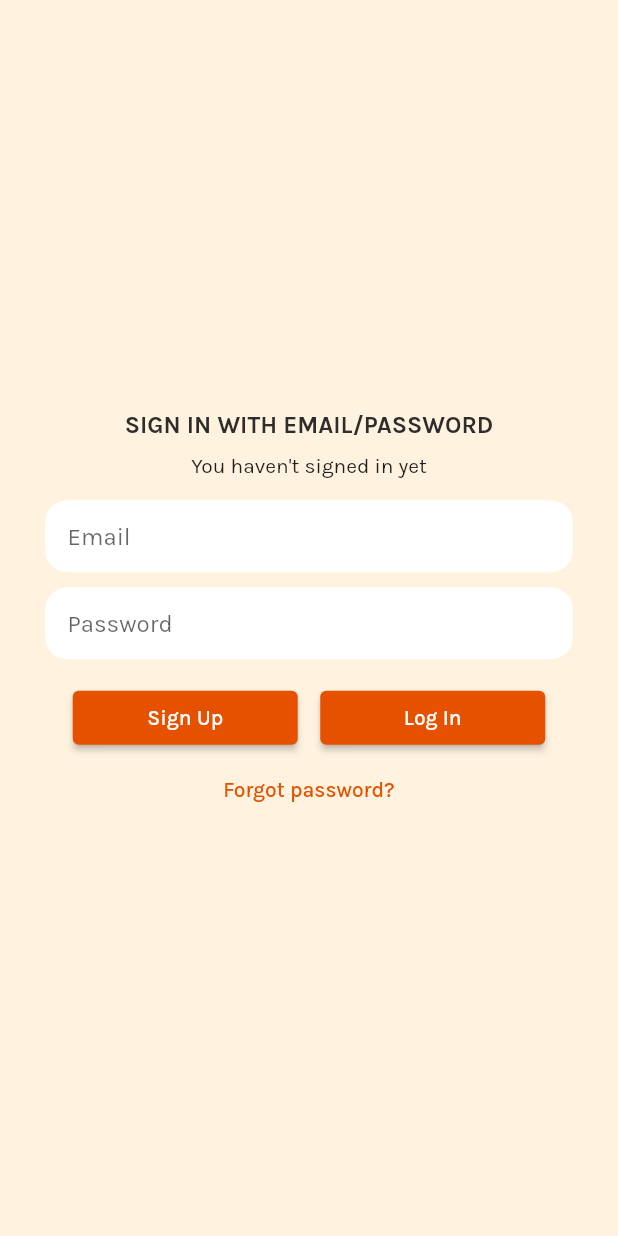
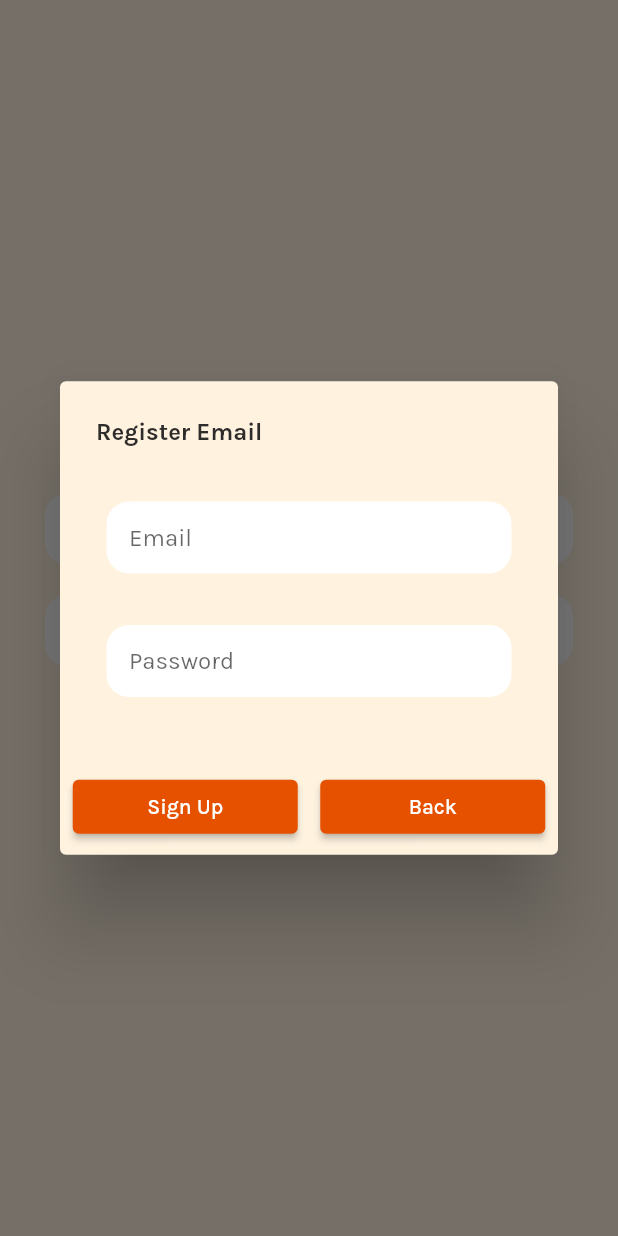
Before and after one commit to fesaworld/flutter_firebase_auth_crud_firestore, a Flutter app: the LoginEmailView screen opened directly, after a tap on "Sign Up", on a phone screen of 412 x 824 dp. Run offline on Flutter 3.47's test engine with Material 2 defaults, Android fonts, the phone set to English and light mode, and no system bars; our stand-ins replace firebase_auth, firebase_core, get, google_fonts; accounts and stored records are empty.

Commit message:
feat(login_email): make function to login with email
make function to signup, sign in & reset password with email & password

```diff
--- a/lib/screen/login/email/loginEmail_controller.dart
+++ b/lib/screen/login/email/loginEmail_controller.dart
@@ -2,14 +2,17 @@ import 'dart:core';
 
 import 'package:firebase_auth/firebase_auth.dart';
 import 'package:flutter/cupertino.dart';
+import 'package:flutter/material.dart';
 import 'package:flutter_firebase_auth_crud_firestore/screen/mainpage/mainpage_view.dart';
 import 'package:get/get.dart';
 
 import '../../../base/base_controller.dart';
+import '../../../widget/dialog/signin_dialog_widget.dart';
 
 class LoginEmailController extends BaseController{
   final emailController = TextEditingController();
   final passwordController = TextEditingController();
+  final formKey = GlobalKey<FormState>();
 
   @override
   void onInit() {
@@ -25,19 +28,92 @@ class LoginEmailController extends BaseController{
     passwordController.dispose();
   }
 
-  void signupDialog() {
+  Future<void> signupDialog() async {
+    List data = await Get.dialog(
+        barrierDismissible: false,
+        SigninDialogWidget()
+    );
 
+    if (data.length > 0){
+      signup(email: data[0], password: data[1]);
+    }
   }
 
   Future signup({required String email, required String password}) async {
+    try {
+      await FirebaseAuth.instance.createUserWithEmailAndPassword(
+          email: email,
+          password: password
+      );
 
+      showSnackbar(
+          title: 'Success',
+          subTitle: 'User has been created'
+      );
+    }
+    on FirebaseException catch (e) {
+      print(e.message);
+      showSnackbar(
+          title: 'Error',
+          subTitle: e.message
+      );
+    }
   }
 
   Future login({required String email, required String password}) async {
+    try {
+      await FirebaseAuth.instance.signInWithEmailAndPassword(
+          email: email,
+          password: password
+      );
 
+      Get.offAll(const MainpageView());
+    }
+    on FirebaseException catch (e) {
+      print(e.message);
+      showSnackbar(
+          title: 'Error',
+          subTitle: e.message
+      );
+    }
   }
 
-  void forgot({required String email}) {
+  Future forgot({required String email}) async {
+    try {
+      if(email.isNotEmpty){
+        await FirebaseAuth.instance.sendPasswordResetEmail(
+          email: email,
+        );
 
+        showSnackbar(
+            title: 'Success',
+            subTitle: 'Password reset email has been sent '
+        );
+      }else{
+        showSnackbar(
+            title: 'Error',
+            subTitle: 'Email cannot be empty'
+        );
+      }
+    }
+    on FirebaseException catch (e) {
+      print(e.message);
+      showSnackbar(
+          title: 'Error',
+          subTitle: e.message
+      );
+    }
+  }
+
+  void showSnackbar({required String title, required subTitle,}){
+    Get.snackbar(
+      title,
+      subTitle,
+      margin: EdgeInsets.symmetric(vertical: 5, horizontal: 5),
+      icon: const Icon(Icons.warning, color: Colors.white),
+      snackPosition: SnackPosition.BOTTOM,
+      backgroundColor: Colors.green,
+      duration: Duration(seconds: 5)
+    );
   }
 }
--- a/lib/screen/login/email/loginEmail_view.dart
+++ b/lib/screen/login/email/loginEmail_view.dart
@@ -16,6 +16,8 @@ class LoginEmailView extends StatelessWidget {
             backgroundColor: Colors.orange.shade50,
             body: SafeArea(
                 child: Center(
+              child: Form(
+                key: controller.formKey,
                 child: Column(
                   mainAxisAlignment: MainAxisAlignment.center,
                   children: [
@@ -30,13 +32,24 @@ class LoginEmailView extends StatelessWidget {
                       decoration: BoxDecoration(
                           color: Colors.white,
                           borderRadius: BorderRadius.circular(15)),
-                    child: TextField(
+                      child: TextFormField(
+                        validator: (email){
+                          if (email!.isEmpty) {
+                            return "Email cannot be empty";
+                          }else if(!RegExp(
+                              r"^[a-zA-Z0-9.a-zA-Z0-9.!#$%&'*+-/=?^_`{|}~]+@[a-zA-Z0-9]+\.[a-zA-Z]+")
+                              .hasMatch(email)) {
+                            return "Email is invalid";
+                          }
+                          return null;
+                        },
                         controller: controller.emailController,
                         cursorColor: Colors.orange,
                         decoration: const InputDecoration(
                             border: InputBorder.none, hintText: 'Email'),
                       ),
                     ),
+                    SizedBox(height: 10,),
                     Container(
                       margin: const EdgeInsets.fromLTRB(30, 0, 30, 15),
                       padding:
@@ -44,7 +57,15 @@ class LoginEmailView extends StatelessWidget {
                       decoration: BoxDecoration(
                           color: Colors.white,
                           borderRadius: BorderRadius.circular(15)),
-                    child: TextField(
+                      child: TextFormField(
+                        validator: (password){
+                          if (password!.isEmpty) {
+                            return "Password cannot be empty";
+                          }else if(password!.length < 6) {
+                            return "Minimum password contain 6 characters";
+                          }
+                          return null;
+                        },
                         controller: controller.passwordController,
                         cursorColor: Colors.orange,
                         decoration: const InputDecoration(
@@ -74,11 +95,13 @@ class LoginEmailView extends StatelessWidget {
                               style: ButtonStyle(
                                   backgroundColor: MaterialStateProperty.all(
                                       Colors.orange.shade900)),
-                            onPressed: () async {
+                              onPressed: () {
+                                if(controller.formKey.currentState!.validate()) {
                                   controller.login(
                                       email: controller.emailController.text,
                                       password: controller.passwordController.text
                                   );
+                                }
                               },
                               child: const Text("Log In")),
                         ),
@@ -95,6 +118,7 @@ class LoginEmailView extends StatelessWidget {
                         ))
                   ],
                 ),
+              ),
             )),
           );
         });
--- /dev/null
+++ b/lib/widget/dialog/signin_dialog_widget.dart
@@ -0,0 +1,113 @@
+import 'package:flutter/material.dart';
+import 'package:get/get.dart';
+
+import '../../const/color_pallete.dart';
+import '../../const/text_style.dart';
+
+class SigninDialogWidget extends StatelessWidget {
+  SigninDialogWidget({Key? key}) : super(key: key);
+
+  final emailController = TextEditingController();
+  final passwordController = TextEditingController();
+  final _formKey = GlobalKey<FormState>();
+
+  @override
+  Widget build(BuildContext context) {
+    return AlertDialog(
+      backgroundColor: Colors.orange.shade50,
+      title: Text('Register Email',style: title),
+      content: Container(
+        height: Get.height * 0.2,
+        width: Get.width,
+        child: Form(
+          key: _formKey,
+          child: Column(
+            mainAxisAlignment: MainAxisAlignment.spaceAround,
+            children: [
+              Container(
+                margin: const EdgeInsets.all(7),
+                padding: const EdgeInsets.symmetric(vertical: 0, horizontal: 15),
+                decoration: BoxDecoration(
+                    color: Colors.white, borderRadius: BorderRadius.circular(15)),
+                child: TextFormField(
+                  validator: (email) {
+                    if (email!.isEmpty) {
+                      return "Email cannot be empty";
+                    }else if(!RegExp(
+                        r"^[a-zA-Z0-9.a-zA-Z0-9.!#$%&'*+-/=?^_`{|}~]+@[a-zA-Z0-9]+\.[a-zA-Z]+")
+                        .hasMatch(email)) {
+                      return "Email is invalid";
+                    }
+                    return null;
+                  },
+                  controller: emailController,
+                  cursorColor: Colors.orange,
+                  decoration: InputDecoration(
+                      border: InputBorder.none,
+                      hintText: 'Email',
+                  ),
+                ),
+              ),
+              Container(
+                margin: const EdgeInsets.all(7),
+                padding: const EdgeInsets.symmetric(vertical: 0, horizontal: 15),
+                decoration: BoxDecoration(
+                    color: Colors.white, borderRadius: BorderRadius.circular(15)),
+                child: TextFormField(
+                  validator: (password) {
+                    if (password!.isEmpty) {
+                      return "Password cannot be empty";
+                    }else if(password!.length < 6) {
+                      return "Minimum password contain 6 characters";
+                    }
+                    return null;
+                  },
+                  controller: passwordController,
+                  cursorColor: Colors.orange,
+                  decoration: InputDecoration(
+                      border: InputBorder.none,
+                      hintText: 'Password',
+                  ),
+                ),
+              ),
+            ],
+          ),
+        ),
+      ),
+      actions: [
+        Row(
+          mainAxisAlignment: MainAxisAlignment.center,
+          children: [
+            SizedBox(
+              width: 150,
+              child: ElevatedButton(
+                  style: ButtonStyle(
+                      backgroundColor: MaterialStateProperty.all(
+                          Colors.orange.shade900)),
+                  onPressed: (){
+                    if(_formKey.currentState!.validate()) {
+                      Get.back(result: [emailController.text, passwordController.text]);
+                    }
+                  },
+                  child: const Text("Sign Up")),
+            ),
+            const SizedBox(
+              width: 15,
+            ),
+            SizedBox(
+              width: 150,
+              child: ElevatedButton(
+                  style: ButtonStyle(
+                      backgroundColor: MaterialStateProperty.all(
+                          Colors.orange.shade900)),
+                  onPressed: (){
+                    Get.back(result: []);
+                  },
+                  child: const Text("Back")),
+            ),
+          ],
+        ),
+      ],
+    );
+  }
+}
```
Lines whose indentation alone changed are shown as unchanged.
